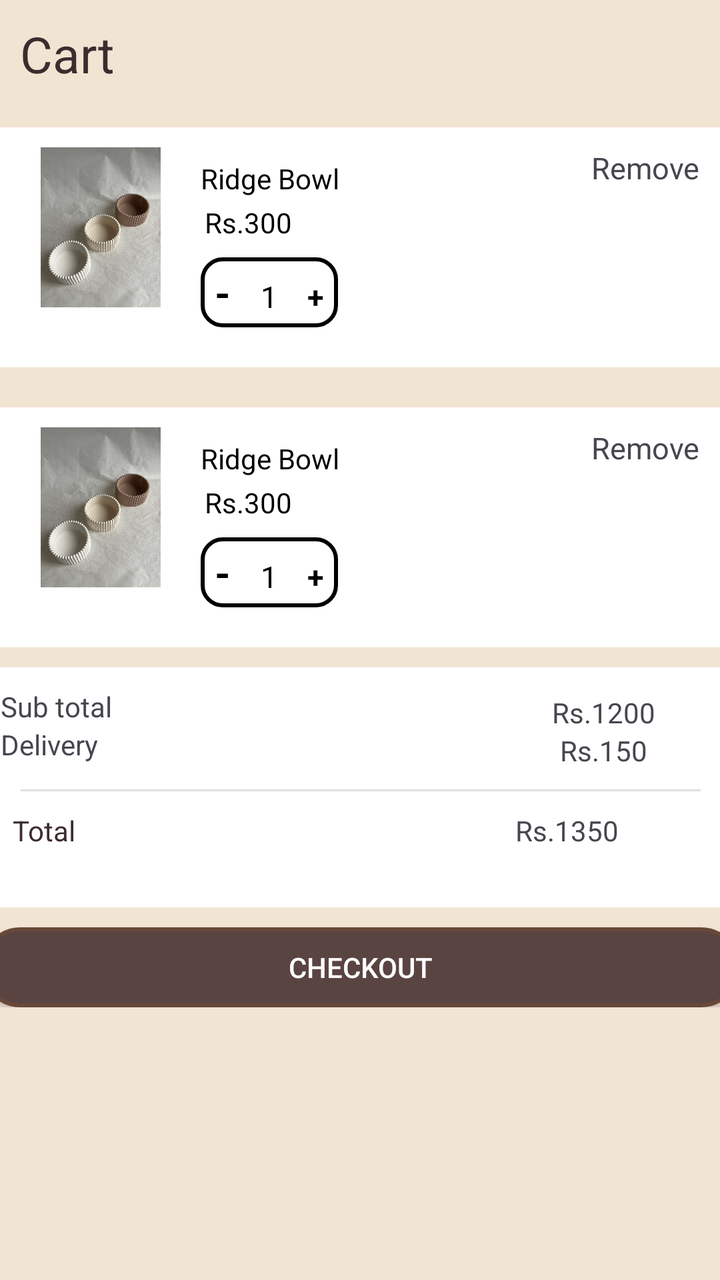
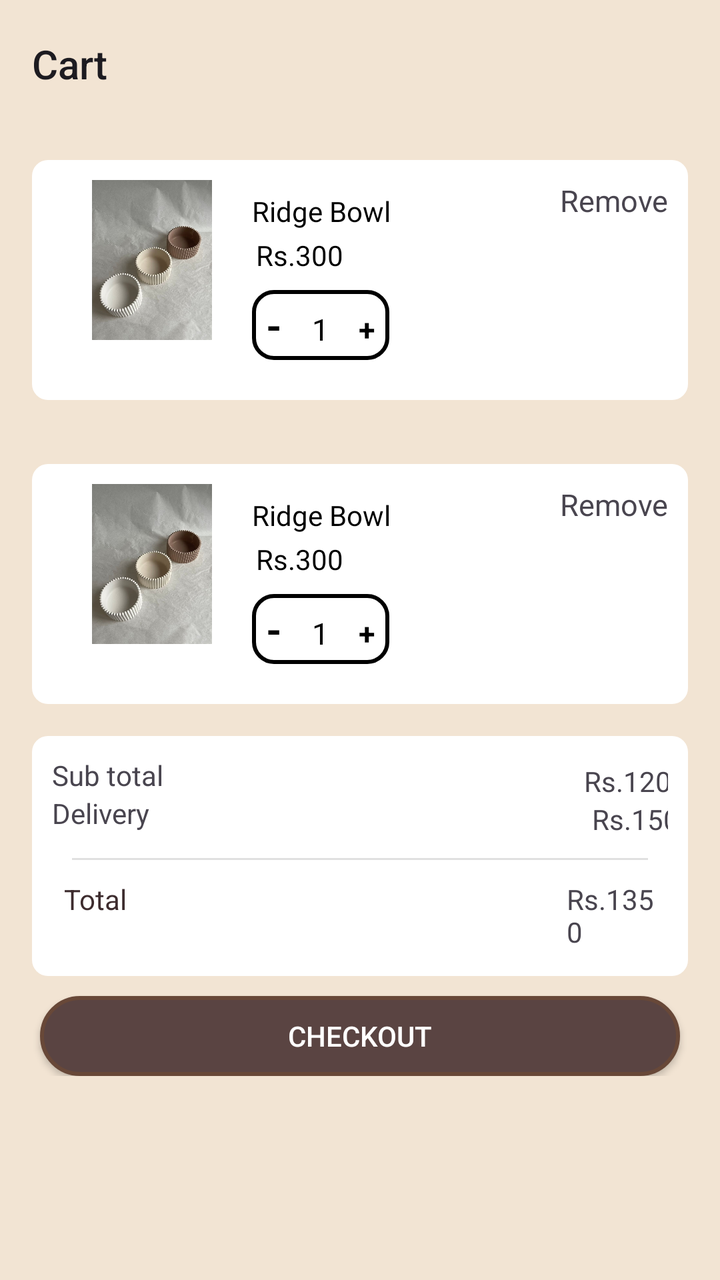

The first picture is an Android layout as it rendered before a commit; the second is the same layout after the commit. The layout source and the unified diff follow.
<!-- AndroidManifest.xml: application theme Theme.Loam -->
<!-- res/layout/fragment_cart.xml -->
<?xml version="1.0" encoding="utf-8"?>
<LinearLayout xmlns:android="http://schemas.android.com/apk/res/android"
    xmlns:app="http://schemas.android.com/apk/res-auto"
    xmlns:tools="http://schemas.android.com/tools"
    android:layout_width="match_parent"
    android:layout_height="wrap_content"
    tools:context=".CartFragment"
    android:orientation="vertical"
    android:background="#F2E4D3">
    <TextView
        android:layout_width="match_parent"
        android:layout_height="wrap_content"
        android:text="Cart"
        android:textColor="#3D2C2E"
        android:textSize="25sp"
        android:padding="10dp"/>

    <androidx.core.widget.NestedScrollView
        android:layout_width="match_parent"
        android:layout_height="678dp"
        android:layout_weight="1">
        <androidx.constraintlayout.widget.ConstraintLayout
            android:layout_width="match_parent"
            android:layout_height="wrap_content">
            <LinearLayout
                android:id="@+id/lay1"
                android:layout_width="380dp"
                android:layout_height="120dp"
                android:layout_margin="10dp"
                android:background="@drawable/bg"
                android:orientation="vertical"
                android:padding="10dp"
                app:layout_constraintBottom_toTopOf="@id/lay2"
                app:layout_constraintEnd_toEndOf="parent"
                app:layout_constraintStart_toStartOf="parent"
                app:layout_constraintTop_toTopOf="parent">
                <LinearLayout
                    android:layout_width="wrap_content"
                    android:layout_height="wrap_content"
                    android:orientation="horizontal">
                <androidx.constraintlayout.widget.ConstraintLayout
                    android:id="@+id/constraintLayout"
                    android:layout_width="wrap_content"
                    android:layout_height="wrap_content">


                    <ImageView
                        android:id="@+id/imageView1"
                        android:layout_width="100dp"
                        android:layout_height="80dp"
                        android:background="@drawable/bg"
                        android:src="@drawable/pr_1"
                        app:layout_constraintBottom_toBottomOf="parent"
                        app:layout_constraintEnd_toEndOf="parent"
                        app:layout_constraintHorizontal_bias="0.0"
                        app:layout_constraintStart_toStartOf="parent"
                        app:layout_constraintTop_toTopOf="parent"
                        app:layout_constraintVertical_bias="0.0" />


                </androidx.constraintlayout.widget.ConstraintLayout>

<LinearLayout
    android:layout_width="wrap_content"
    android:layout_height="wrap_content"
    android:orientation="vertical">
                       <TextView
                        android:id="@+id/txt1"
                        android:layout_width="wrap_content"
                        android:layout_height="20dp"
                        android:layout_marginTop="6dp"
                        android:text="Ridge Bowl"
                        android:textColor="@color/black" />
                        <TextView
                            android:id="@+id/txt2"
                            android:layout_width="wrap_content"
                            android:layout_height="29dp"
                            android:padding="2dp"
                            android:text="Rs.300"
                            android:textColor="@color/black"  />
    <LinearLayout
        android:layout_width="wrap_content"
        android:layout_height="wrap_content"
        android:orientation="horizontal"
        android:background="@drawable/bg_2">
        <TextView
            android:layout_width="wrap_content"
            android:layout_height="wrap_content"
            android:text="-"
            android:padding="4dp"
            android:textAlignment="center"
            android:textStyle="bold"
            android:layout_marginStart="3dp"
            android:layout_marginEnd="4dp"
            android:textColor="@color/black"
            android:textSize="20sp"
            />
        <TextView
            android:layout_width="wrap_content"
            android:layout_height="wrap_content"
            android:text="1"
            android:padding="4dp"
            android:textAlignment="center"
            android:textColor="@color/black"
            android:textSize="15sp"
            android:layout_marginStart="3dp"
            android:layout_marginEnd="3dp"
            />
        <TextView
            android:layout_width="wrap_content"
            android:layout_height="wrap_content"
            android:text="+"
            android:padding="4dp"
            android:textAlignment="center"
            android:layout_marginStart="4dp"
            android:layout_marginEnd="3dp"
            android:textColor="@color/black"
            android:textSize="15sp"
            android:textStyle="bold"
            />
    </LinearLayout>

                        </LinearLayout>
                    <TextView
                        android:id="@+id/txt3"
                        android:layout_width="180dp"
                        android:layout_height="wrap_content"
                        android:text="Remove"
                        android:textSize="15sp"
                        android:textAlignment="textEnd"
                        />
                </LinearLayout>
            </LinearLayout>
                <LinearLayout
                    android:id="@+id/lay2"
                    android:layout_width="380dp"
                    android:layout_height="120dp"
                    android:layout_margin="10dp"
                    android:background="@drawable/bg"
                    android:orientation="vertical"
                    android:padding="10dp"
                    app:layout_constraintBottom_toTopOf="@id/lay3"
                    app:layout_constraintEnd_toEndOf="parent"
                    app:layout_constraintStart_toStartOf="parent"
                    app:layout_constraintTop_toBottomOf="@+id/lay1">
                    <LinearLayout
                        android:layout_width="wrap_content"
                        android:layout_height="wrap_content"
                        android:orientation="horizontal">
                        <androidx.constraintlayout.widget.ConstraintLayout
                            android:id="@+id/cnslayout"
                            android:layout_width="wrap_content"
                            android:layout_height="wrap_content">


                            <ImageView
                                android:id="@+id/imageView2"
                                android:layout_width="100dp"
                                android:layout_height="80dp"
                                android:background="@drawable/bg"
                                android:src="@drawable/pr_1"
                                app:layout_constraintBottom_toBottomOf="parent"
                                app:layout_constraintEnd_toEndOf="parent"
                                app:layout_constraintHorizontal_bias="0.0"
                                app:layout_constraintStart_toStartOf="parent"
                                app:layout_constraintTop_toTopOf="parent"
                                app:layout_constraintVertical_bias="0.0" />


                        </androidx.constraintlayout.widget.ConstraintLayout>

                        <LinearLayout
                            android:layout_width="wrap_content"
                            android:layout_height="wrap_content"
                            android:orientation="vertical">
                            <TextView
                                android:id="@+id/txt4"
                                android:layout_width="wrap_content"
                                android:layout_height="20dp"
                                android:layout_marginTop="6dp"
                                android:text="Ridge Bowl"
                                android:textColor="@color/black" />
                            <TextView
                                android:id="@+id/txt5"
                                android:layout_width="wrap_content"
                                android:layout_height="29dp"
                                android:padding="2dp"
                                android:text="Rs.300"
                                android:textColor="@color/black"  />
                            <LinearLayout
                                android:layout_width="wrap_content"
                                android:layout_height="wrap_content"
                                android:orientation="horizontal"
                                android:background="@drawable/bg_2">
                                <TextView
                                    android:layout_width="wrap_content"
                                    android:layout_height="wrap_content"
                                    android:text="-"
                                    android:textAlignment="center"
                                    android:textStyle="bold"
                                    android:layout_marginStart="3dp"
                                    android:layout_marginEnd="4dp"
                                    android:textColor="@color/black"
                                    android:textSize="20sp"
                                    android:padding="4dp"
                                    />
                                <TextView
                                    android:layout_width="wrap_content"
                                    android:layout_height="wrap_content"
                                    android:text="1"
                                    android:padding="4dp"
                                    android:textAlignment="center"
                                    android:textColor="@color/black"
                                    android:textSize="15sp"
                                    android:layout_marginStart="3dp"
                                    android:layout_marginEnd="3dp"
                                    />
                                <TextView
                                    android:layout_width="wrap_content"
                                    android:layout_height="wrap_content"
                                    android:text="+"
                                    android:padding="4dp"
                                    android:textAlignment="center"
                                    android:layout_marginStart="4dp"
                                    android:layout_marginEnd="3dp"
                                    android:textColor="@color/black"
                                    android:textSize="15sp"
                                    android:textStyle="bold"
                                    />
                            </LinearLayout>

                        </LinearLayout>
                        <TextView
                            android:id="@+id/txt6"
                            android:layout_width="180dp"
                            android:layout_height="wrap_content"
                            android:text="Remove"
                            android:textSize="15sp"
                            android:textAlignment="textEnd"
                            />
                    </LinearLayout>
                </LinearLayout>

            <LinearLayout
                android:id="@+id/lay3"
                android:layout_width="380dp"
                android:layout_height="120dp"
                android:layout_margin="10dp"
                android:background="@drawable/bg"
                android:orientation="vertical"
                android:padding="10dp"
                app:layout_constraintEnd_toEndOf="parent"
                app:layout_constraintStart_toStartOf="parent"
                app:layout_constraintTop_toBottomOf="@+id/lay2">
                <LinearLayout
                    android:layout_width="wrap_content"
                    android:layout_height="wrap_content"
                    android:orientation="horizontal">
               <LinearLayout
                   android:layout_width="wrap_content"
                   android:layout_height="wrap_content"
                   android:orientation="vertical">

                   <TextView
                       android:layout_width="wrap_content"
                       android:layout_height="wrap_content"
                       android:text="Sub total"
                       android:id="@+id/txt8"/>

                   <TextView
                    android:layout_width="wrap_content"
                    android:layout_height="wrap_content"
                       android:id="@+id/txt9"
                    android:text="Delivery" />
               </LinearLayout>



                    <androidx.constraintlayout.widget.ConstraintLayout
        android:layout_width="wrap_content"
        android:layout_height="wrap_content">

                        <TextView
                            android:id="@+id/txt7"
                            android:layout_width="wrap_content"
                            android:layout_height="wrap_content"
                            android:layout_marginStart="220dp"
                            android:layout_marginBottom="16dp"
                            android:text="Rs.1200"
                            app:layout_constraintBottom_toBottomOf="parent"
                            app:layout_constraintEnd_toEndOf="parent"
                            app:layout_constraintStart_toStartOf="parent"
                            app:layout_constraintTop_toTopOf="parent" />

                        <TextView
                            android:layout_width="wrap_content"
                            android:layout_height="wrap_content"
                            android:layout_marginStart="220dp"
                            android:text="Rs.150"
                            app:layout_constraintBottom_toBottomOf="parent"
                            app:layout_constraintEnd_toEndOf="parent"
                            app:layout_constraintStart_toStartOf="parent"
                            app:layout_constraintTop_toBottomOf="@id/txt7" />
    </androidx.constraintlayout.widget.ConstraintLayout>
</LinearLayout>
                <View
                    android:id="@+id/divider"
                    android:layout_width="match_parent"
                    android:layout_height="1dp"
                    android:layout_margin="10dp"
                    android:background="?android:attr/listDivider"
                    android:outlineAmbientShadowColor="#3D2C2E"
                    android:outlineSpotShadowColor="#3D2C2E"
                    android:padding="10dp" />
                <LinearLayout
                    android:layout_width="wrap_content"
                    android:layout_height="wrap_content"
                    android:orientation="horizontal">
                    <TextView
                        android:layout_width="wrap_content"
                        android:layout_height="wrap_content"
                        android:text="Total"
                        android:layout_marginStart="6dp"
                        android:id="@+id/txt10"
                        android:textColor="#3D2C2E"/>
                    <TextView
                        android:layout_width="wrap_content"
                        android:layout_height="wrap_content"
                        android:layout_marginStart="220dp"
                        android:text="Rs.1350" />
                </LinearLayout>
            </LinearLayout>

            <androidx.appcompat.widget.AppCompatButton
                android:id="@+id/acmb1"
                android:layout_width="380dp"
                android:layout_height="40dp"
                android:background="@drawable/btn"
                android:text="Checkout"
                android:textColor="@color/white"
                android:layout_marginTop="10dp"
                app:layout_constraintBottom_toBottomOf="parent"
                app:layout_constraintEnd_toEndOf="parent"
                app:layout_constraintStart_toStartOf="parent"
                app:layout_constraintTop_toBottomOf="@+id/lay3"
                 />
        </androidx.constraintlayout.widget.ConstraintLayout>
    </androidx.core.widget.NestedScrollView>
</LinearLayout>
<!-- resources referenced by this layout -->
<resources>
  <color name="black">#FF000000</color>
  <color name="white">#FFFFFFFF</color>
  <!-- drawable bg (drawable) -->
  <?xml version="1.0" encoding="utf-8"?>
  <shape xmlns:android="http://schemas.android.com/apk/res/android">
  
      <corners
          android:radius="8dp"/>
      <solid
          android:color="#ffff"/>
  
  </shape>
  <!-- drawable bg_2 (drawable) -->
  <?xml version="1.0" encoding="utf-8"?>
  <shape xmlns:android="http://schemas.android.com/apk/res/android">
  <corners
      android:radius="10dp"
      />
      <stroke
          android:color="@color/black"
          android:width="2dp"/>
  
  </shape>
  <!-- drawable btn (drawable) -->
  <?xml version="1.0" encoding="utf-8"?>
  <shape xmlns:android="http://schemas.android.com/apk/res/android">
  
      <solid
          android:color="#5A4442"/>
      <corners
          android:radius="20dp"/>
      <stroke
          android:color="#684838"
          android:width="2dp"/>
  </shape>
  <!-- drawable pr_1: jpg bitmap (drawable, 74135 bytes) -->
  <style name="Theme.Loam" parent="Base.Theme.Loam" />
  <style name="Base.Theme.Loam" parent="Theme.Material3.DayNight.NoActionBar">
          
          
      </style>
</resources>

<!-- the commit's change to res/layout/fragment_cart.xml (unified diff, before → after) -->
@@ -3,30 +3,28 @@
     xmlns:app="http://schemas.android.com/apk/res-auto"
     xmlns:tools="http://schemas.android.com/tools"
     android:layout_width="match_parent"
-    android:layout_height="wrap_content"
+    android:layout_height="match_parent"
     tools:context=".CartFragment"
     android:orientation="vertical"
     android:background="#F2E4D3">
-    <TextView
+    <Toolbar
+        android:id="@+id/toolbar"
         android:layout_width="match_parent"
-        android:layout_height="wrap_content"
-        android:text="Cart"
-        android:textColor="#3D2C2E"
-        android:textSize="25sp"
-        android:padding="10dp"/>
-
+        android:layout_height="?attr/actionBarSize"
+        android:title="Cart"
+        />
     <androidx.core.widget.NestedScrollView
         android:layout_width="match_parent"
-        android:layout_height="678dp"
+        android:layout_height="0dp"
         android:layout_weight="1">
         <androidx.constraintlayout.widget.ConstraintLayout
             android:layout_width="match_parent"
             android:layout_height="wrap_content">
             <LinearLayout
                 android:id="@+id/lay1"
-                android:layout_width="380dp"
+                android:layout_width="match_parent"
                 android:layout_height="120dp"
-                android:layout_margin="10dp"
+                android:layout_margin="16dp"
                 android:background="@drawable/bg"
                 android:orientation="vertical"
                 android:padding="10dp"
@@ -35,7 +33,7 @@
                 app:layout_constraintStart_toStartOf="parent"
                 app:layout_constraintTop_toTopOf="parent">
                 <LinearLayout
-                    android:layout_width="wrap_content"
+                    android:layout_width="match_parent"
                     android:layout_height="wrap_content"
                     android:orientation="horizontal">
                 <androidx.constraintlayout.widget.ConstraintLayout
@@ -123,9 +121,10 @@
                         </LinearLayout>
                     <TextView
                         android:id="@+id/txt3"
-                        android:layout_width="180dp"
+                        android:layout_width="0dp"
                         android:layout_height="wrap_content"
                         android:text="Remove"
+                        android:layout_weight="1"
                         android:textSize="15sp"
                         android:textAlignment="textEnd"
                         />
@@ -133,9 +132,9 @@
             </LinearLayout>
                 <LinearLayout
                     android:id="@+id/lay2"
-                    android:layout_width="380dp"
+                    android:layout_width="match_parent"
                     android:layout_height="120dp"
-                    android:layout_margin="10dp"
+                    android:layout_margin="16dp"
                     android:background="@drawable/bg"
                     android:orientation="vertical"
                     android:padding="10dp"
@@ -144,7 +143,7 @@
                     app:layout_constraintStart_toStartOf="parent"
                     app:layout_constraintTop_toBottomOf="@+id/lay1">
                     <LinearLayout
-                        android:layout_width="wrap_content"
+                        android:layout_width="match_parent"
                         android:layout_height="wrap_content"
                         android:orientation="horizontal">
                         <androidx.constraintlayout.widget.ConstraintLayout
@@ -232,8 +231,9 @@
                         </LinearLayout>
                         <TextView
                             android:id="@+id/txt6"
-                            android:layout_width="180dp"
+                            android:layout_width="0dp"
                             android:layout_height="wrap_content"
+                            android:layout_weight="1"
                             android:text="Remove"
                             android:textSize="15sp"
                             android:textAlignment="textEnd"
@@ -243,9 +243,9 @@
 
             <LinearLayout
                 android:id="@+id/lay3"
-                android:layout_width="380dp"
+                android:layout_width="match_parent"
                 android:layout_height="120dp"
-                android:layout_margin="10dp"
+                android:layout_margin="16dp"
                 android:background="@drawable/bg"
                 android:orientation="vertical"
                 android:padding="10dp"
@@ -253,7 +253,7 @@
                 app:layout_constraintStart_toStartOf="parent"
                 app:layout_constraintTop_toBottomOf="@+id/lay2">
                 <LinearLayout
-                    android:layout_width="wrap_content"
+                    android:layout_width="match_parent"
                     android:layout_height="wrap_content"
                     android:orientation="horizontal">
                <LinearLayout
@@ -313,7 +313,7 @@
                     android:outlineSpotShadowColor="#3D2C2E"
                     android:padding="10dp" />
                 <LinearLayout
-                    android:layout_width="wrap_content"
+                    android:layout_width="match_parent"
                     android:layout_height="wrap_content"
                     android:orientation="horizontal">
                     <TextView
@@ -333,17 +333,16 @@
 
             <androidx.appcompat.widget.AppCompatButton
                 android:id="@+id/acmb1"
-                android:layout_width="380dp"
+                android:layout_width="320dp"
                 android:layout_height="40dp"
+                android:layout_marginTop="10dp"
                 android:background="@drawable/btn"
                 android:text="Checkout"
                 android:textColor="@color/white"
-                android:layout_marginTop="10dp"
                 app:layout_constraintBottom_toBottomOf="parent"
                 app:layout_constraintEnd_toEndOf="parent"
                 app:layout_constraintStart_toStartOf="parent"
-                app:layout_constraintTop_toBottomOf="@+id/lay3"
-                 />
+                app:layout_constraintTop_toBottomOf="@+id/lay3" />
         </androidx.constraintlayout.widget.ConstraintLayout>
     </androidx.core.widget.NestedScrollView>
 </LinearLayout>
